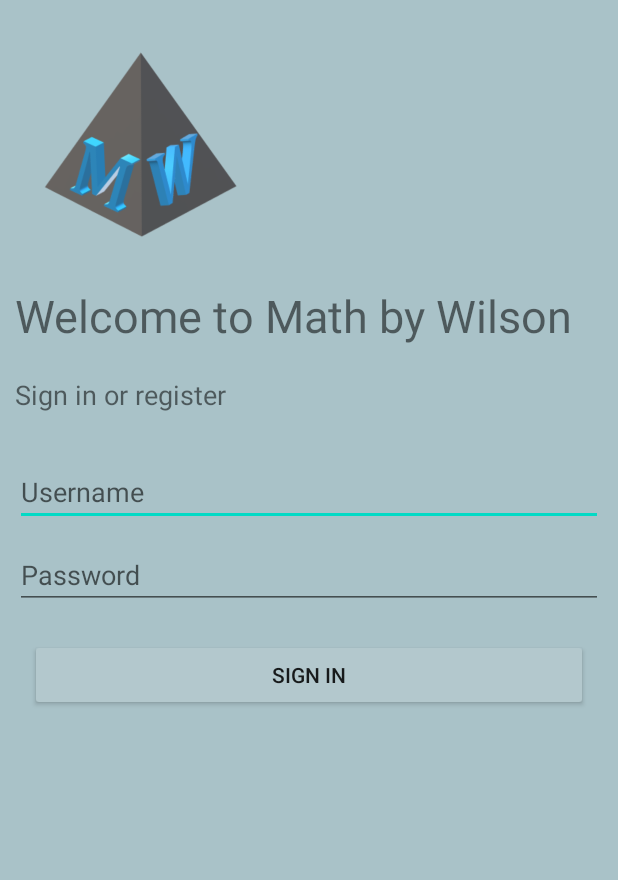
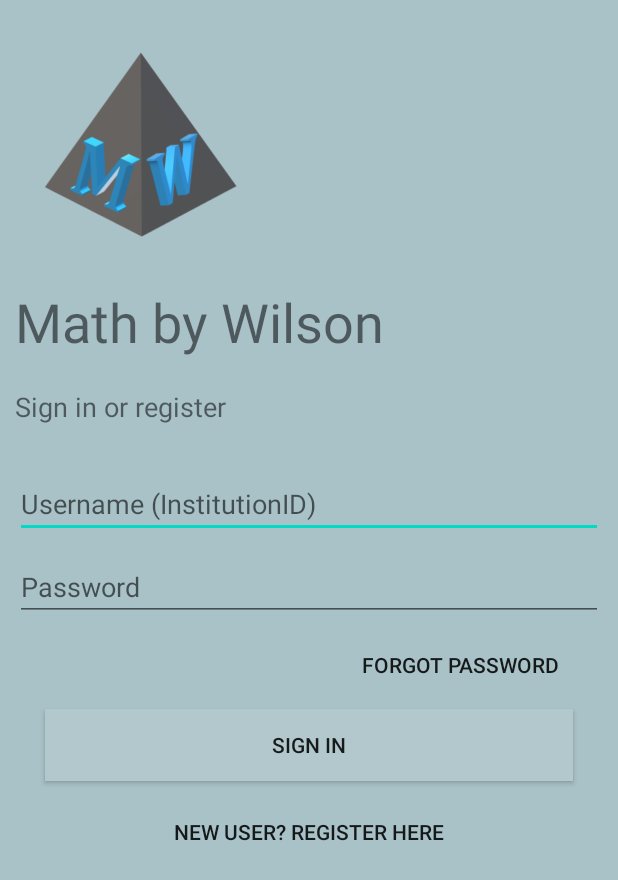
Before and after one commit to JacquelynDeHart/MathByWilson, an Android app: the screen it shows after launch (LoginActivity), on a phone screen of 412 x 824 dp. Shown: the top 880 px of the screen. Run offline under Robolectric (Android 15) with nearby library versions, the phone set to English and light mode, and no system bars.

Commit message:
added components to login screen v3. needs action for buttons to be coded now.

```diff
--- a/app/app/src/main/res/layout/activity_login.xml
+++ b/app/app/src/main/res/layout/activity_login.xml
@@ -6,7 +6,7 @@
     android:layout_height="match_parent"
     tools:context=".LoginActivity"
     android:orientation="vertical"
-    android:background="#A9C2C8">
+    android:background="#A9C2C8"><!--#A9C2C8-->
 
     <ImageView
         android:layout_width="150dp"
@@ -14,12 +14,13 @@
         android:src="@drawable/mwlogo"
         android:id="@+id/icon_logo"
         android:layout_marginTop="20dp"
-        android:layout_marginLeft="20dp"/>
+        android:layout_marginLeft="20dp"
+        android:contentDescription="@string/logo_desc" />
     <TextView
         android:layout_width="match_parent"
         android:layout_height="wrap_content"
-        android:text="@string/welcome"
-        android:textSize="30sp"
+        android:text="@string/intro"
+        android:textSize="36sp"
         android:layout_marginTop="20dp"
         android:layout_marginLeft="10dp"
         android:layout_marginRight="10dp"/>
@@ -43,22 +44,48 @@
             android:layout_width="match_parent"
             android:layout_height="wrap_content"
             android:id="@+id/username"
-            android:hint="Username"
-            android:layout_marginTop="10dp"/>
+            android:hint="@string/username"
+            android:layout_marginTop="10dp"
+            android:inputType="number"
+            android:autofillHints="@string/username" />
         <EditText
             android:layout_width="match_parent"
             android:layout_height="wrap_content"
             android:id="@+id/password"
-            android:hint="Password"
-            android:layout_marginTop="10dp"/>
+            android:hint="@string/prompt_password"
+            android:inputType="textPassword"
+            android:layout_marginTop="10dp"
+            android:autofillHints="@string/prompt_password" />
 
+        <Button
+            android:layout_width="180dp"
+            android:layout_height="wrap_content"
+            android:text="@string/forgot_password"
+            android:background="#00000000"
+            android:layout_gravity="right"
+            android:layout_margin="5dp"
+            android:id="@+id/forgot_pass"
+            style="?android:attr/borderlessButtonStyle"
+            /><!--above style removes border on transparent button-->
+        <Button
+            android:id="@+id/sign_in"
+            android:layout_width="match_parent"
+            android:layout_height="wrap_content"
+            android:text="@string/action_sign_in_short"
+            android:background="#B3C8CD"
+            android:layout_marginLeft="20dp"
+            android:layout_marginRight="20dp"/>
+
+        <Button
+            android:id="@+id/register"
+            android:layout_width="match_parent"
+            android:layout_height="wrap_content"
+            android:text="@string/register"
+            android:background="#00000000"
+            android:layout_marginLeft="20dp"
+            android:layout_marginRight="20dp"
+            android:layout_marginTop="10dp"
+            style="?android:attr/borderlessButtonStyle"/>
     </LinearLayout>
-    <Button
-        android:layout_width="match_parent"
-        android:layout_height="wrap_content"
-        android:text="@string/action_sign_in_short"
-        android:backgroundTint="#B3C8CD"
-        android:layout_marginLeft="20dp"
-        android:layout_marginRight="20dp"/>
 
 </LinearLayout>
--- a/app/app/src/main/res/values/strings.xml
+++ b/app/app/src/main/res/values/strings.xml
@@ -1,14 +1,15 @@
 <resources>
     <string name="app_name">MathApp</string>
     <!-- Strings related to login -->
-    <string name="prompt_email">Email</string>
     <string name="prompt_password">Password</string>
     <string name="action_sign_in">Sign in or register</string>
     <string name="action_sign_in_short">Sign in</string>
-    <string name="welcome">"Welcome to Math by Wilson"</string>
     <string name="invalid_username">Not a valid username</string>
     <string name="invalid_password">Password must be >5 characters</string>
     <string name="login_failed">"Login failed"</string>
     <string name="intro">"Math by Wilson"</string>
     <string name="logo_desc">"Logo image for the Math by Wilson mobile app"</string>
+    <string name="forgot_password">Forgot Password</string>
+    <string name="register">"New user? Register Here"</string>
+    <string name="username">"Username (InstitutionID)"</string>
 </resources>
```
